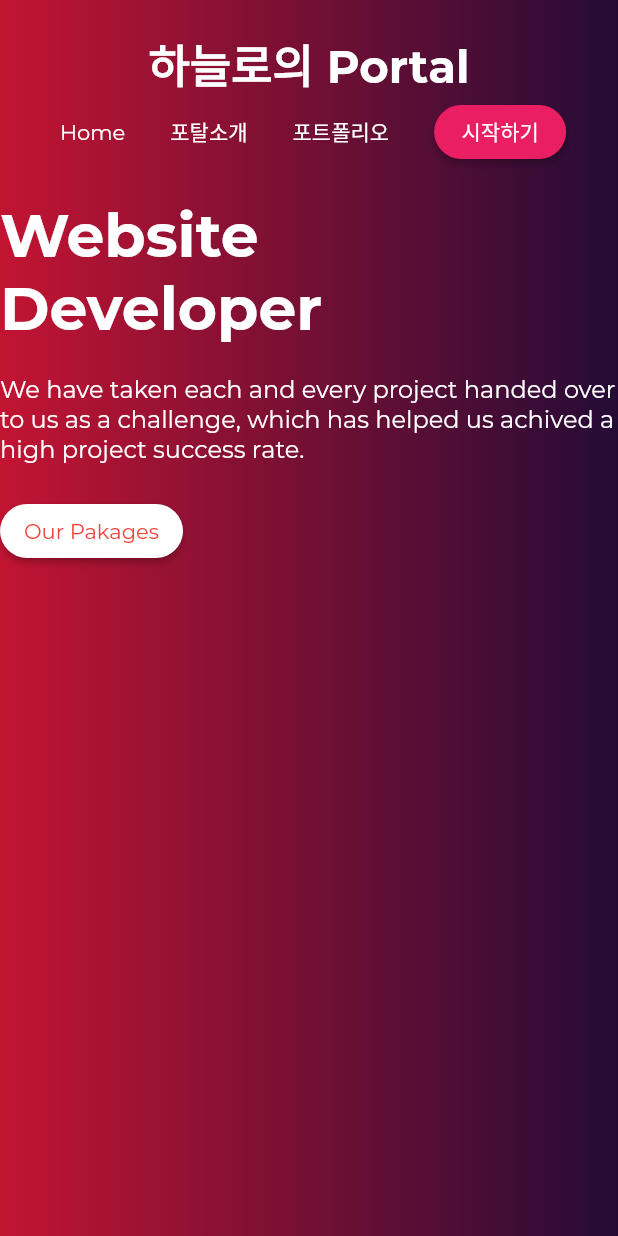
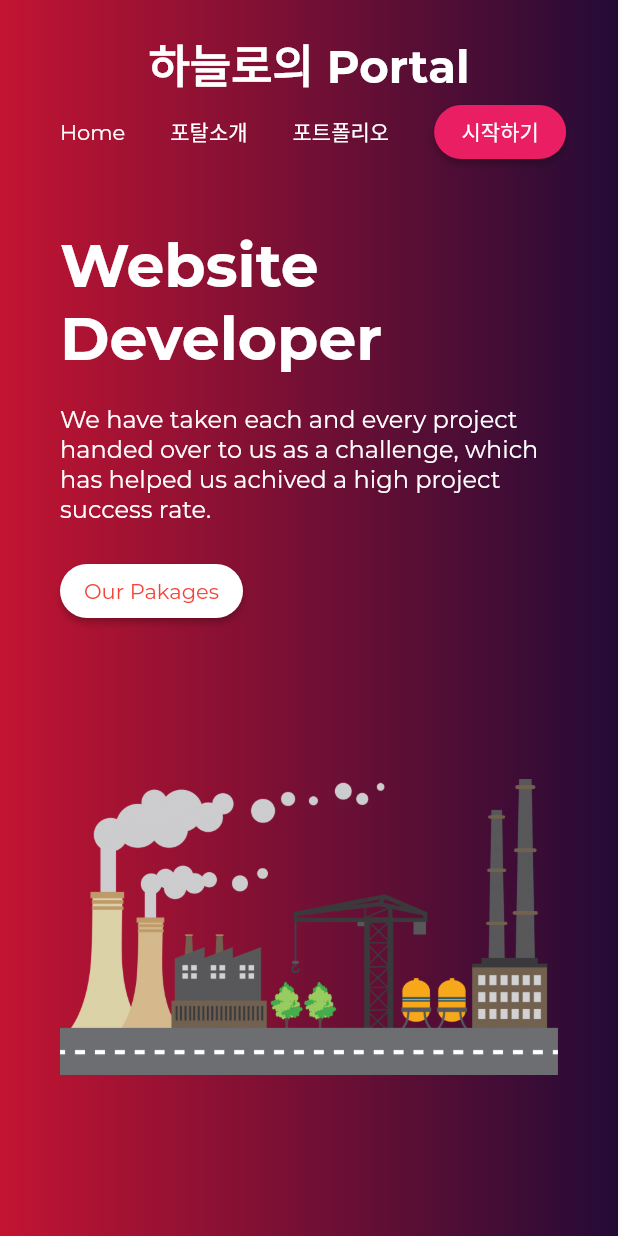
Before and after one commit to flyto/hanulo, a Flutter app: the screen it shows after launch, on a phone screen of 412 x 824 dp. Run offline on Flutter 3.47's test engine with Material 2 defaults, Android fonts, the light colour scheme and no system bars.

Commit message:
이미지 표시 기능 추가.

```diff
--- a/lib/LandingPage/LandingPage.dart
+++ b/lib/LandingPage/LandingPage.dart
@@ -2,9 +2,10 @@ import 'package:flutter/material.dart';
 import 'package:flutter/rendering.dart';
 
 class LandingPage extends StatelessWidget {
-  List<Widget> pageChildren() {
+  List<Widget> pageChildren(double width) {
     return <Widget>[
       Container(
+        width: width,
         child: Column(
           crossAxisAlignment: CrossAxisAlignment.start,
           children: <Widget>[
@@ -28,9 +29,16 @@ class LandingPage extends StatelessWidget {
             child: Text(
               "Our Pakages",
               style: TextStyle(color: Colors.red),
-            )),
+            )
+          ),
         ],
-      ))
+      )
+    ),
+    Image.asset(
+      "assets/images/lp_image.png",
+      width: width,
+      height: 400,
+    )
   ];
 }
 
@@ -40,11 +48,11 @@ class LandingPage extends StatelessWidget {
       if (constraints.maxWidth > 800) {
         return Row(
           mainAxisAlignment: MainAxisAlignment.center,
-          children: pageChildren(),
+          children: pageChildren(constraints.biggest.width/2),
         );
       } else {
         return Column(
-          children: pageChildren(),
+          children: pageChildren(constraints.biggest.width),
         );
       }
     });
--- a/lib/main.dart
+++ b/lib/main.dart
@@ -35,7 +35,13 @@ class MyHomePage extends StatelessWidget {
           ),
         ),
         child: Column(
-          children: <Widget>[Navbar(), LandingPage()],
+          children: <Widget>[
+            Navbar(),
+            Padding(
+              padding : const EdgeInsets.symmetric(vertical: 20.0, horizontal: 40.0),
+              child:LandingPage(),
+            )
+          ],
         ),
       ),
     );
```
Lines whose indentation alone changed are shown as unchanged.
